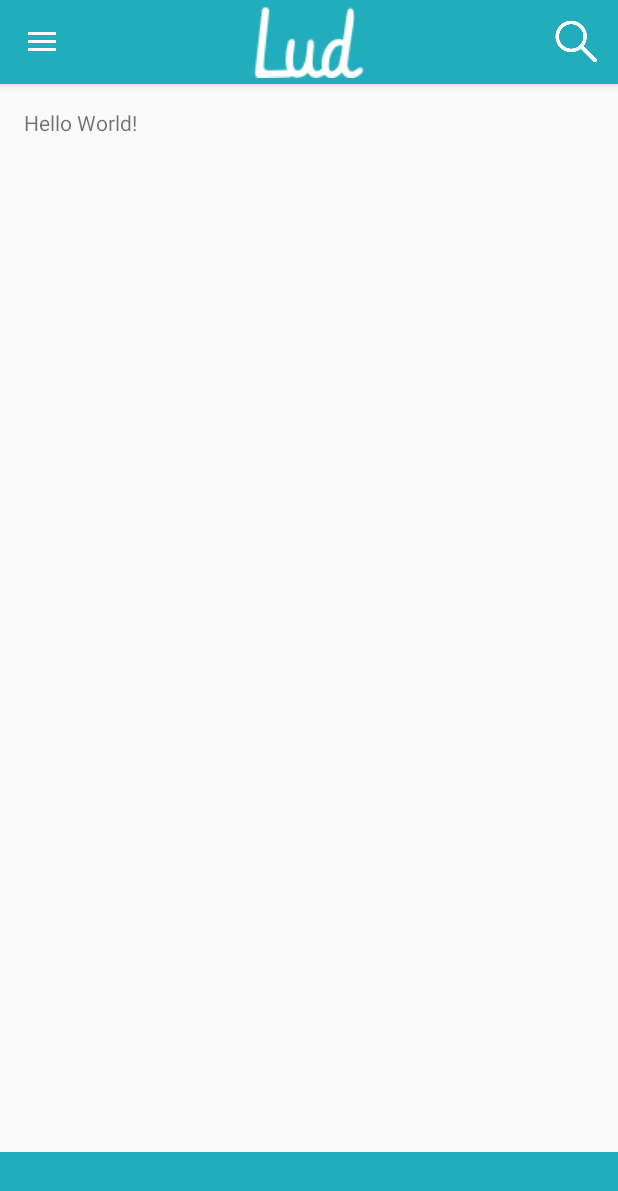
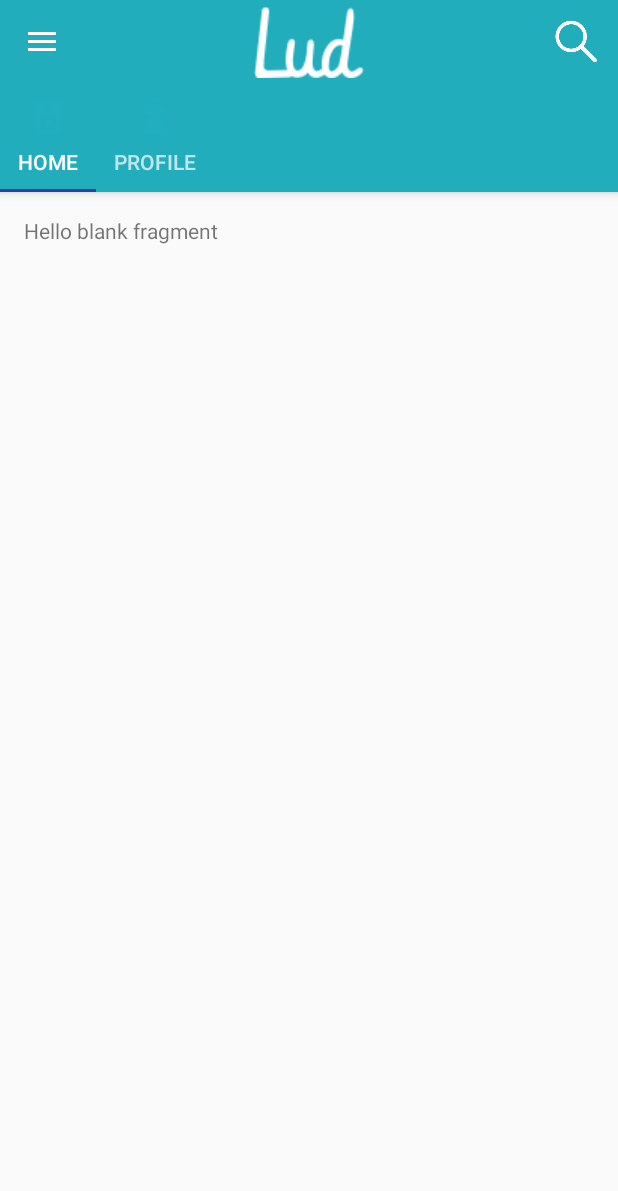
Before and after one commit to Charon77/LudAndroid, an Android app: the screen it shows after launch (MainActivity), on a phone screen of 412 x 824 dp. Shown: the top 1191 px of the screen. Run offline under Robolectric (Android 15) with nearby library versions, the phone set to English and light mode, and no system bars.

Commit message:
Adding Fragment and ViewPager for Main

```diff
--- a/app/build.gradle
+++ b/app/build.gradle
@@ -24,4 +24,5 @@ dependencies {
     testCompile 'junit:junit:4.12'
     compile 'com.android.support:appcompat-v7:24.2.0'
     compile 'com.android.support:design:24.2.0'
+    compile 'com.android.support:support-v4:24.2.0'
 }
--- /dev/null
+++ b/app/src/main/java/com/ludandroid/lud/HomeFragment.java
@@ -0,0 +1,30 @@
+package com.ludandroid.lud;
+
+import android.content.Context;
+import android.net.Uri;
+import android.os.Bundle;
+import android.support.v4.app.Fragment;
+import android.view.LayoutInflater;
+import android.view.View;
+import android.view.ViewGroup;
+
+
+public class HomeFragment extends Fragment {
+
+
+    public HomeFragment() {
+        // Required empty public constructor
+    }
+
+
+    @Override
+    public View onCreateView(LayoutInflater inflater, ViewGroup container,
+                             Bundle savedInstanceState) {
+
+        View v = inflater.inflate(R.layout.fragment_home, container, false);
+
+        // Inflate the layout for this fragment
+        return inflater.inflate(R.layout.fragment_home, container, false);
+    }
+
+}
--- a/app/src/main/java/com/ludandroid/lud/MainActivity.java
+++ b/app/src/main/java/com/ludandroid/lud/MainActivity.java
@@ -1,8 +1,15 @@
 package com.ludandroid.lud;
 
 import android.os.Bundle;
+import android.os.Debug;
 import android.support.design.widget.FloatingActionButton;
 import android.support.design.widget.Snackbar;
+import android.support.design.widget.TabLayout;
+import android.support.v4.app.FragmentManager;
+import android.support.v4.app.FragmentTransaction;
+import android.support.v4.util.DebugUtils;
+import android.support.v4.view.PagerAdapter;
+import android.support.v4.view.ViewPager;
 import android.support.v7.app.ActionBar;
 import android.view.View;
 import android.support.design.widget.NavigationView;
@@ -39,6 +46,35 @@ public class MainActivity extends AppCompatActivity
 
         NavigationView navigationView = (NavigationView) findViewById(R.id.nav_view);
         navigationView.setNavigationItemSelectedListener(this);
+
+        TabLayout tabLayout = (TabLayout) findViewById(R.id.appBar_main_view).findViewById(R.id.appBar_layout).findViewById(R.id.toolbar_tabs);
+
+        tabLayout.addTab(tabLayout.newTab().setIcon(R.drawable.r_44a).setText("Home"));
+        tabLayout.addTab(tabLayout.newTab().setIcon(R.drawable.r_46).setText("Profile"));
+        tabLayout.setTabGravity(TabLayout.GRAVITY_FILL);
+
+        //TODO : re-code this
+        final ViewPager viewPager = (ViewPager) findViewById(R.id.appBar_main_view).findViewById(R.id.main_viewPager);
+        final ViewPagerAdapter adapter = new ViewPagerAdapter (getSupportFragmentManager(), tabLayout.getTabCount());
+        viewPager.setAdapter(adapter);
+        viewPager.addOnPageChangeListener(new TabLayout.TabLayoutOnPageChangeListener(tabLayout));
+        tabLayout.addOnTabSelectedListener(new TabLayout.OnTabSelectedListener() {
+            @Override
+            public void onTabSelected(TabLayout.Tab tab) {
+                viewPager.setCurrentItem(tab.getPosition());
+            }
+
+            @Override
+            public void onTabUnselected(TabLayout.Tab tab) {
+
+            }
+
+            @Override
+            public void onTabReselected(TabLayout.Tab tab) {
+
+            }
+        });
+
     }
 
     @Override
--- /dev/null
+++ b/app/src/main/java/com/ludandroid/lud/ViewPagerAdapter.java
@@ -0,0 +1,39 @@
+package com.ludandroid.lud;
+
+import android.support.v4.app.Fragment;
+import android.support.v4.app.FragmentManager;
+import android.support.v4.app.FragmentStatePagerAdapter;
+
+/**
+ * Created by richi on 9/18/2016.
+ */
+
+public class ViewPagerAdapter extends FragmentStatePagerAdapter{
+
+    int mNumOfTabs;
+
+    public ViewPagerAdapter(FragmentManager fm, int numOfTabs) {
+        super(fm);
+        this.mNumOfTabs = numOfTabs;
+    }
+
+
+    @Override
+    public Fragment getItem(int position) {
+        switch(position){
+            case 0:
+                HomeFragment tab1 = new HomeFragment();
+                return tab1;
+            case 1:
+                HomeFragment tab2 = new HomeFragment();
+                return tab2;
+            default:
+                return null;
+        }
+    }
+
+    @Override
+    public int getCount() {
+        return mNumOfTabs;
+    }
+}
--- a/app/src/main/res/layout/activity_main.xml
+++ b/app/src/main/res/layout/activity_main.xml
@@ -11,6 +11,7 @@
 
     <include
         layout="@layout/app_bar_main"
+        android:id="@+id/appBar_main_view"
         android:layout_width="match_parent"
         android:layout_height="match_parent" />
 
--- a/app/src/main/res/layout/app_bar_main.xml
+++ b/app/src/main/res/layout/app_bar_main.xml
@@ -8,6 +8,7 @@
     tools:context="com.ludandroid.lud.MainActivity">
 
     <android.support.design.widget.AppBarLayout
+        android:id="@+id/appBar_layout"
         android:layout_width="match_parent"
         android:layout_height="wrap_content"
         android:theme="@style/AppTheme.AppBarOverlay">
@@ -18,6 +19,7 @@
             android:layout_height="?attr/actionBarSize"
             android:background="?attr/colorPrimary"
             app:popupTheme="@style/AppTheme.PopupOverlay" >
+
 
                 <ImageView
                     android:id="@+id/toolbar_logo"
@@ -40,26 +42,32 @@
 
         </android.support.v7.widget.Toolbar>
 
-    </android.support.design.widget.AppBarLayout>
-
-    <include layout="@layout/content_main" />
-
-    <android.support.v7.widget.Toolbar
-        android:id="@+id/toolbar_bottom"
-        android:layout_width="match_parent"
-        android:layout_height="?attr/actionBarSize"
-        android:layout_gravity="end|bottom"
-        android:background="?attr/colorPrimary"
-        app:popupTheme="@style/AppTheme.PopupOverlay" >
-
-        <RelativeLayout
-            android:layout_width="match_parent"
+        <android.support.design.widget.TabLayout
+            android:id="@+id/toolbar_tabs"
+            android:layout_width="wrap_content"
             android:layout_height="match_parent">
 
 
-        </RelativeLayout>
+        </android.support.design.widget.TabLayout>
 
+    </android.support.design.widget.AppBarLayout>
 
-    </android.support.v7.widget.Toolbar>
+    <android.support.v4.view.ViewPager
+        android:layout_width="match_parent"
+        android:layout_height="match_parent"
+        android:paddingBottom="@dimen/activity_vertical_margin"
+        android:paddingLeft="@dimen/activity_horizontal_margin"
+        android:paddingRight="@dimen/activity_horizontal_margin"
+        android:paddingTop="@dimen/activity_vertical_margin"
+        app:layout_behavior="@string/appbar_scrolling_view_behavior"
+        tools:context="com.ludandroid.lud.MainActivity"
+        tools:showIn="@layout/app_bar_main"
+        android:id="@+id/main_viewPager">
 
+    </android.support.v4.view.ViewPager>
+
+    <!--
+    <include layout="@layout/content_main"
+        android:id="@+id/main_content"/>
+    /!-->
 </android.support.design.widget.CoordinatorLayout>
--- a/app/src/main/res/layout/content_main.xml
+++ b/app/src/main/res/layout/content_main.xml
@@ -1,5 +1,5 @@
 <?xml version="1.0" encoding="utf-8"?>
-<RelativeLayout xmlns:android="http://schemas.android.com/apk/res/android"
+<android.support.v4.view.ViewPager xmlns:android="http://schemas.android.com/apk/res/android"
     xmlns:app="http://schemas.android.com/apk/res-auto"
     xmlns:tools="http://schemas.android.com/tools"
     android:layout_width="match_parent"
@@ -10,10 +10,9 @@
     android:paddingTop="@dimen/activity_vertical_margin"
     app:layout_behavior="@string/appbar_scrolling_view_behavior"
     tools:context="com.ludandroid.lud.MainActivity"
-    tools:showIn="@layout/app_bar_main">
+    tools:showIn="@layout/app_bar_main"
+    android:id="@+id/main_viewPager">
 
-    <TextView
-        android:layout_width="wrap_content"
-        android:layout_height="wrap_content"
-        android:text="Hello World!" />
-</RelativeLayout>
+
+
+</android.support.v4.view.ViewPager>
--- /dev/null
+++ b/app/src/main/res/layout/fragment_home.xml
@@ -0,0 +1,13 @@
+<FrameLayout xmlns:android="http://schemas.android.com/apk/res/android"
+    xmlns:tools="http://schemas.android.com/tools"
+    android:layout_width="match_parent"
+    android:layout_height="match_parent"
+    tools:context="com.ludandroid.lud.HomeFragment">
+
+    <!-- TODO: Update blank fragment layout -->
+    <TextView
+        android:layout_width="match_parent"
+        android:layout_height="match_parent"
+        android:text="@string/hello_blank_fragment" />
+
+</FrameLayout>
--- a/app/src/main/res/values/strings.xml
+++ b/app/src/main/res/values/strings.xml
@@ -5,4 +5,7 @@
     <string name="navigation_drawer_close">Close navigation drawer</string>
 
     <string name="action_settings">Settings</string>
+
+    <!-- TODO: Remove or change this placeholder text -->
+    <string name="hello_blank_fragment">Hello blank fragment</string>
 </resources>
```
